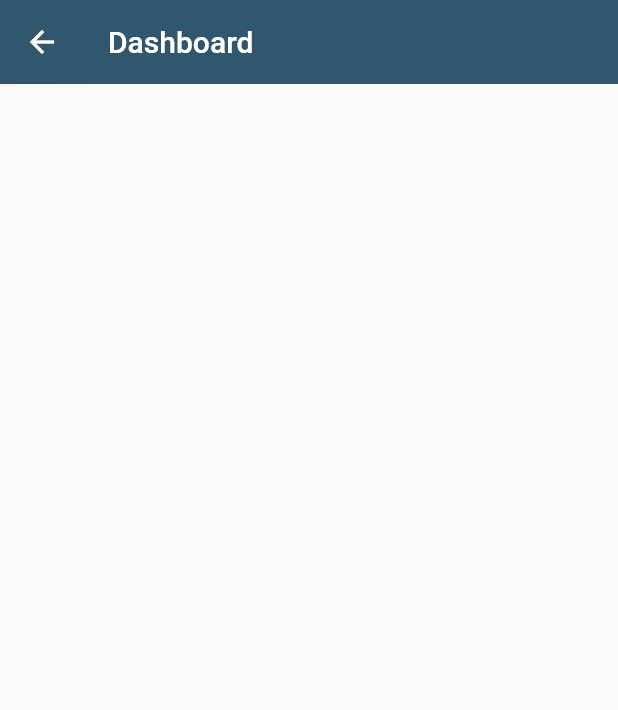
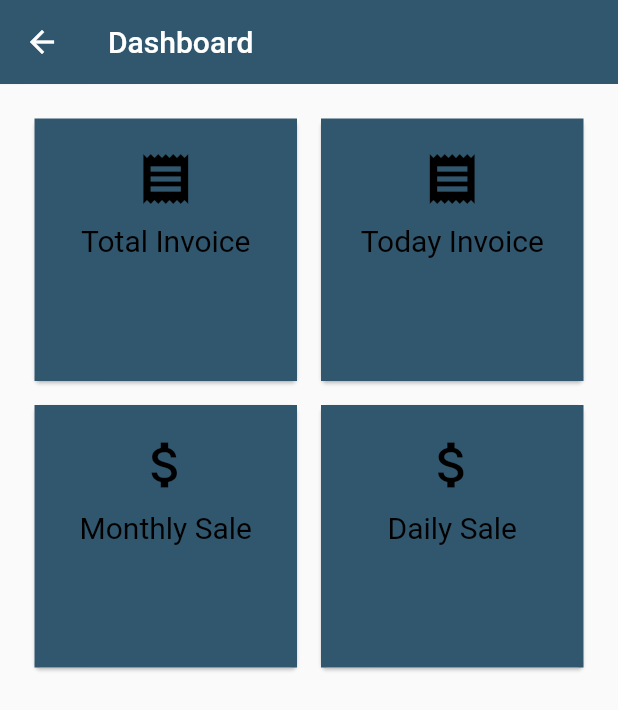
Before and after one commit to mehedihasan03/invoice_flutter_front_end, a Flutter app: the Dashboard screen opened directly, on a phone screen of 412 x 824 dp. Shown: the top 710 px of the screen. Run offline on Flutter 3.47's test engine with Material 2 defaults, Android fonts, the phone set to English and light mode, and no system bars; our stand-ins replace fluttertoast.

Commit message:
edit dashboard

```diff
--- a/lib/helper/http_helper.dart
+++ b/lib/helper/http_helper.dart
@@ -56,7 +56,7 @@ class HttpHelper {
         var data = responseJson['message'];
         log("error: " + data.toString());
         throw FetchDataException(
-            'access to the target resource has been denied');
+            'Username or Password does not match');
       case 401:
       //TokenHandler.refreshToken();
         Map<dynamic, dynamic> responseJson = json.decode(response.body);
--- a/lib/page/dashboard_page.dart
+++ b/lib/page/dashboard_page.dart
@@ -1,5 +1,6 @@
 import 'package:flutter/cupertino.dart';
 import 'package:flutter/material.dart';
+import 'package:flutter/services.dart';
 
 class Dashboard extends StatefulWidget {
   const Dashboard({Key? key}) : super(key: key);
@@ -13,10 +14,56 @@ class _DashboardState extends State<Dashboard> {
   Widget build(BuildContext context) {
     return Scaffold(
       appBar: AppBar(
-        title: Text("Dashboard"),
+        title: const Text("Dashboard"),
         elevation: .1,
-        backgroundColor: Color.fromRGBO(49, 87, 110, 1.0),
+        backgroundColor: const Color.fromRGBO(49, 87, 110, 1.0),
+      ),
+      body: Container(
+        padding: const EdgeInsets.symmetric(vertical: 10.0, horizontal: 10.0),
+        child: GridView.count(
+          crossAxisCount: 2,
+          padding: const EdgeInsets.all(5.0),
+          children: <Widget>[
+            makeDashboardItem("Total Invoice", Icons.receipt),
+            makeDashboardItem("Today Invoice", Icons.receipt),
+            makeDashboardItem("Monthly Sale", Icons.attach_money),
+            makeDashboardItem("Daily Sale", Icons.attach_money)
+          ],
+        ),
       ),
     );
   }
 }
+Card makeDashboardItem(String title, IconData icon) {
+  return Card(
+      elevation: 1.0,
+      margin: const EdgeInsets.all(8.0),
+      child: Container(
+        decoration: const BoxDecoration(color: Color.fromRGBO(49, 87, 110, 1.0)),
+        child: InkWell(
+          onTap: () {},
+          child: Column(
+            crossAxisAlignment: CrossAxisAlignment.stretch,
+            mainAxisSize: MainAxisSize.min,
+            verticalDirection: VerticalDirection.down,
+            children: <Widget>[
+              const SizedBox(height: 20.0),
+              Center(
+                  child: Icon(
+                    icon,
+                    size: 40.0,
+                    color: Colors.black,
+                  )),
+              const SizedBox(height: 10.0),
+              Center(
+                child: Text(title,
+                    style:
+                    const TextStyle(fontSize: 20.0, color: Colors.black)),
+              )
+            ],
+          ),
+        ),
+      ),
+  );
+
+}
--- a/lib/page/login_page.dart
+++ b/lib/page/login_page.dart
@@ -33,7 +33,7 @@ class _LoginPageState extends State<LoginPage> {
 
     try {
       final response =
-          await _http.postData('http://192.168.0.109:9988/login', _body);
+          await _http.postData('http://192.168.1.85:9988/login', _body);
       print(response.toString());
 
         Navigator.of(context).push(MaterialPageRoute(builder: (context)=>Dashboard()));
--- a/lib/page/sign_up_page.dart
+++ b/lib/page/sign_up_page.dart
@@ -41,8 +41,15 @@ class _SignUpPageState extends State<SignUpPage> {
 
       try {
         final response =
-            await _http.postData('http://192.168.0.109:9988/user/save', _body);
-        print(response.toString());
+            await _http.postData('http://192.168.1.85:9988/user/save', _body);
+        Fluttertoast.showToast(
+            msg: "Login Successful",
+            toastLength: Toast.LENGTH_LONG,
+            gravity: ToastGravity.CENTER,
+            timeInSecForIosWeb: 3,
+            fontSize: 20,
+            backgroundColor: Colors.green
+        );
       } catch (e) {
         log(e.toString());
         Fluttertoast.showToast(
```
Also changed, not shown: pubspec.lock.
